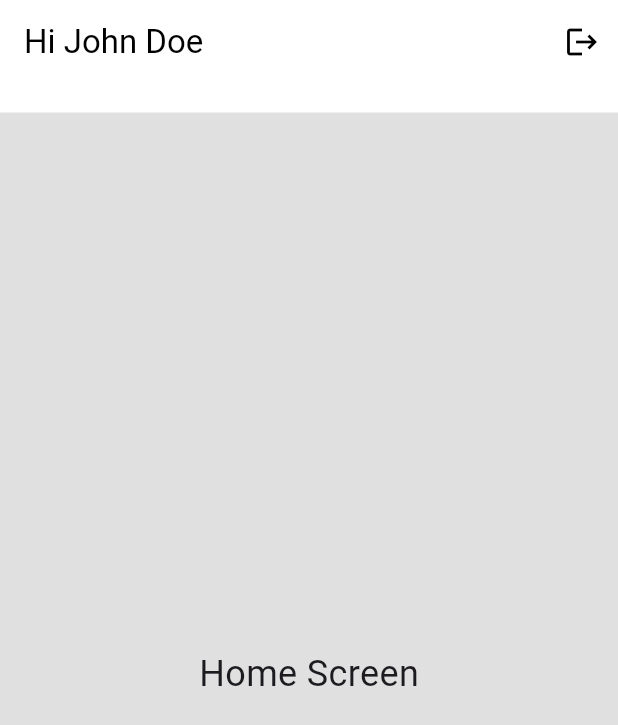
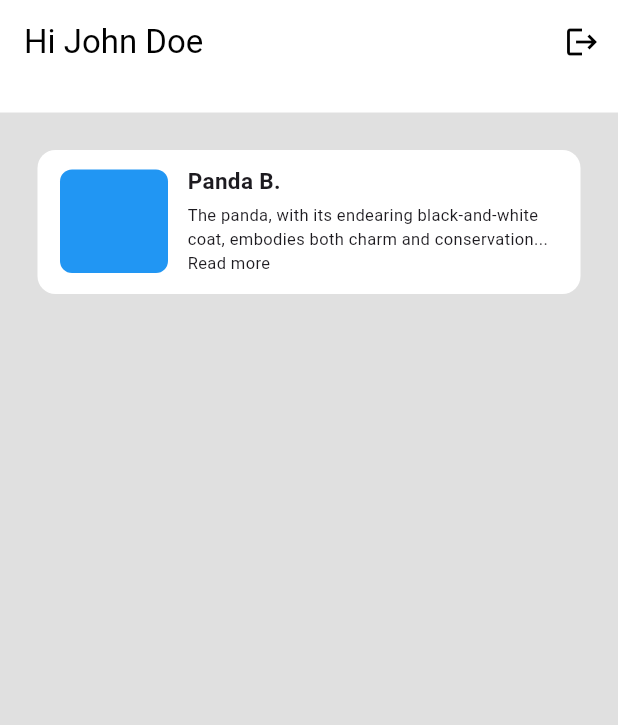
Before and after one commit to muhammadhussnainsaeed/VotingApp, a Flutter app: the HomeScreen screen opened directly, on a phone screen of 412 x 824 dp. Shown: the top 725 px of the screen. Run offline on Flutter 3.47's test engine with Material 3 defaults, Android fonts, the phone set to English and light mode, and no system bars.

Commit message:
new classes

```diff
--- a/lib/Group1.dart
+++ b/lib/Group1.dart
@@ -14,7 +14,7 @@ class Group1 extends StatelessWidget {
           controller.nextPage(duration: Duration(milliseconds: 900), curve: Curves.ease);
         },
         style: ElevatedButton.styleFrom(
-          primary: Colors.white,
+          backgroundColor: Colors.white,
           shape: RoundedRectangleBorder(
             borderRadius: BorderRadius.circular(11),
           ),
--- a/lib/Group2.dart
+++ b/lib/Group2.dart
@@ -14,7 +14,7 @@ class Group2 extends StatelessWidget {
           controller.nextPage(duration: Duration(milliseconds: 900), curve: Curves.ease);
         },
         style: ElevatedButton.styleFrom(
-          primary: Colors.white,
+          backgroundColor: Colors.white,
           shape: RoundedRectangleBorder(
             borderRadius: BorderRadius.circular(11),
           ),
--- a/lib/Group3.dart
+++ b/lib/Group3.dart
@@ -14,7 +14,7 @@ class Group3 extends StatelessWidget {
           controller.nextPage(duration: Duration(milliseconds: 900), curve: Curves.ease);
         },
         style: ElevatedButton.styleFrom(
-          primary: Color(0x7F79DEAB),
+          backgroundColor: Color(0x7F79DEAB),
           shape: RoundedRectangleBorder(
             borderRadius: BorderRadius.circular(11),
           ),
--- a/lib/Group4.dart
+++ b/lib/Group4.dart
@@ -14,7 +14,7 @@ class Group4 extends StatelessWidget {
           controller.nextPage(duration: Duration(milliseconds: 900), curve: Curves.ease);
         },
         style: ElevatedButton.styleFrom(
-          primary: Color(0xFF00A153),
+          backgroundColor: Color(0xFF00A153),
           shape: RoundedRectangleBorder(
             borderRadius: BorderRadius.circular(11),
           ),
--- a/lib/main.dart
+++ b/lib/main.dart
@@ -1,9 +1,7 @@
-import 'dart:ui';
 import 'package:flutter/material.dart';
 import 'package:project1/Group1.dart';
 import 'package:project1/Group2.dart';
-import 'package:project1/Group3.dart';
-import 'package:project1/Group4.dart';
+
 
 void main() {
   runApp(const VotingApp());
@@ -14,7 +12,6 @@ class VotingApp extends StatelessWidget {
 
   @override
   Widget build(BuildContext context) {
-    final String name = 'John Doe';
     return MaterialApp(
       debugShowCheckedModeBanner: false,
       theme: ThemeData.light().copyWith(
@@ -22,7 +19,7 @@ class VotingApp extends StatelessWidget {
         hintColor: Colors.tealAccent, // Change the accent color to tealAccent
         elevatedButtonTheme: ElevatedButtonThemeData(
           style: ElevatedButton.styleFrom(
-            primary: Colors.teal, // Change the background color of the ElevatedButton to teal
+            backgroundColor: Colors.teal, // Change the background color of the ElevatedButton to teal
           ),
         ),
       ),
@@ -138,7 +135,7 @@ class FirstPage extends StatelessWidget {
                   style: TextStyle(
                     fontSize: 28,
                     fontWeight: FontWeight.bold,
-                    color: Theme.of(context).textTheme.headline1!.color, // Use theme color for text
+                    color: Colors.black, // Use theme color for text
                   ),
                 ),
                 SizedBox(height: 20),
@@ -147,7 +144,7 @@ class FirstPage extends StatelessWidget {
                   textAlign: TextAlign.left, // Align text to the left
                   style: TextStyle(
                     fontSize: 15,
-                    color: Theme.of(context).textTheme.bodyText1!.color, // Use theme color for text
+                    color: Colors.black, // Use theme color for text
                   ),
                 ),
               ],
@@ -189,7 +186,7 @@ class SecondPage extends StatelessWidget {
                     style: TextStyle(
                       fontSize: 28,
                       fontWeight: FontWeight.bold,
-                      color: Theme.of(context).textTheme.headline1!.color, // Use theme color for text
+                      color: Colors.black, // Use theme color for text
                     ),
                   ),
                   SizedBox(height: 20),
@@ -198,7 +195,7 @@ class SecondPage extends StatelessWidget {
                     textAlign: TextAlign.left, // Align text to the left
                     style: TextStyle(
                       fontSize: 15,
-                      color: Theme.of(context).textTheme.bodyText1!.color, // Use theme color for text
+                      color: Colors.black, // Use theme color for text
                     ),
                   ),
                 ],
@@ -239,7 +236,7 @@ class ThirdPage extends StatelessWidget {
                     style: TextStyle(
                       fontSize: 28,
                       fontWeight: FontWeight.bold,
-                      color: Theme.of(context).textTheme.headline1!.color, // Use theme color for text
+                      color: Colors.black, // Use theme color for text
                     ),
                   ),
                   SizedBox(height: 20),
@@ -248,7 +245,7 @@ class ThirdPage extends StatelessWidget {
                     textAlign: TextAlign.left, // Align text to the left
                     style: TextStyle(
                       fontSize: 15,
-                      color: Theme.of(context).textTheme.bodyText1!.color, // Use theme color for text
+                      color: Colors.black, // Use theme color for text
                     ),
                   ),
                 ],
@@ -289,7 +286,7 @@ class FourthPage extends StatelessWidget {
                     style: TextStyle(
                       fontSize: 28,
                       fontWeight: FontWeight.bold,
-                      color: Theme.of(context).textTheme.headline1!.color, // Use theme color for text
+                      color: Colors.black, // Use theme color for text
                     ),
                   ),
                   SizedBox(height: 20),
@@ -298,7 +295,7 @@ class FourthPage extends StatelessWidget {
                     textAlign: TextAlign.left, // Align text to the left
                     style: TextStyle(
                       fontSize: 15,
-                      color: Theme.of(context).textTheme.bodyText1!.color, // Use theme color for text
+                      color: Colors.black, // Use theme color for text
                     ),
                   ),
                 ],
@@ -425,7 +422,7 @@ class _FifthPageState extends State<FifthPage> {
                       'Your CNIC is used to fetch your data and verify that you have voted.',
                       style: TextStyle(
                         fontSize: 15,
-                        color: Theme.of(context).textTheme.bodyText1!.color,
+                        color: Colors.black,
                       ),
                     ),
                     SizedBox(height: 10),
@@ -501,7 +498,7 @@ class _FifthPageState extends State<FifthPage> {
                     child: ElevatedButton(
                       onPressed: _isFormValid ? _onNextPressed : null,
                       style: ElevatedButton.styleFrom(
-                        primary: _isFormValid ? Color(0xFF00A153) : Color(0x7F8BEEB1),
+                        backgroundColor: _isFormValid ? Color(0xFF00A153) : Color(0x7F8BEEB1),
                         shape: RoundedRectangleBorder(
                           borderRadius: BorderRadius.circular(11),
                         ),
@@ -574,7 +571,7 @@ class _SixthPageState extends State<SixthPage> {
                 textAlign: TextAlign.center,
                 style: TextStyle(
                   fontSize: 15,
-                  color: Theme.of(context).textTheme.bodyText1!.color,
+                  color: Colors.black,
                 ),
               ),
             ],
@@ -707,6 +704,8 @@ class HomeScreen extends StatelessWidget {
       );
     }
 
+    double screenWidth = MediaQuery.of(context).size.width;
+
     return Scaffold(
       appBar: PreferredSize(
         preferredSize: Size.fromHeight(75), // Increase the height of the AppBar
@@ -726,10 +725,71 @@ class HomeScreen extends StatelessWidget {
         ),
       ),
       backgroundColor: Colors.grey[300],
-      body: Center(
-        child: Text(
-          'Home Screen',
-          style: TextStyle(fontSize: 24),
+      body: Padding(
+        padding: const EdgeInsets.all(25.0), // Add padding around the content
+        child: Column(
+          children: [
+            Stack(
+              children: [
+                Container(
+                  width: screenWidth - 32, // Subtract padding from screen width
+                  height: 96,
+                  decoration: BoxDecoration(
+                    borderRadius: BorderRadius.circular(12),
+                    color: Colors.white,
+                  ),
+                  padding: const EdgeInsets.only(left: 100, top: 10, right: 8), // Add padding for the text
+                  child: Column(
+                    crossAxisAlignment: CrossAxisAlignment.start,
+                    children: [
+                      Text(
+                        "Panda B.",
+                        style: TextStyle(
+                          fontSize: 15,
+                          fontWeight: FontWeight.bold,
+                        ),
+                      ),
+                      SizedBox(height: 4), // Add some space between the texts
+                      LayoutBuilder(
+                        builder: (context, constraints) {
+                          if (constraints.maxWidth < 250) {
+                            return Text(
+                              "The panda, with its endearing black-and-white coat, embodies both charm and conservation... ",
+                              style: TextStyle(
+                                fontSize: 11,
+                                fontWeight: FontWeight.normal,
+                              ),
+                              overflow: TextOverflow.ellipsis,
+                            );
+                          } else {
+                            return Text(
+                              "The panda, with its endearing black-and-white coat, embodies both charm and conservation... Read more",
+                              style: TextStyle(
+                                fontSize: 11,
+                                fontWeight: FontWeight.normal,
+                              ),
+                            );
+                          }
+                        },
+                      ),
+                    ],
+                  ),
+                ),
+                Positioned(
+                  left: 15,
+                  top: 13,
+                  child: Container(
+                    width: 72,
+                    height: 69,
+                    decoration: BoxDecoration(
+                      color: Colors.blue, // You can change the color to whatever you prefer
+                      borderRadius: BorderRadius.circular(8),
+                    ),
+                  ),
+                ),
+              ],
+            ),
+          ],
         ),
       ),
     );
```
Also changed, not shown: pubspec.lock.
